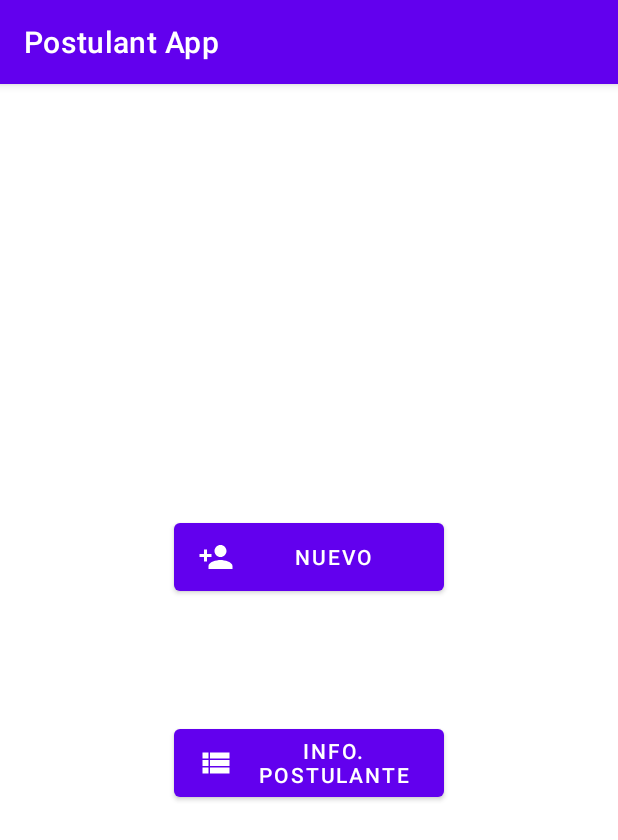
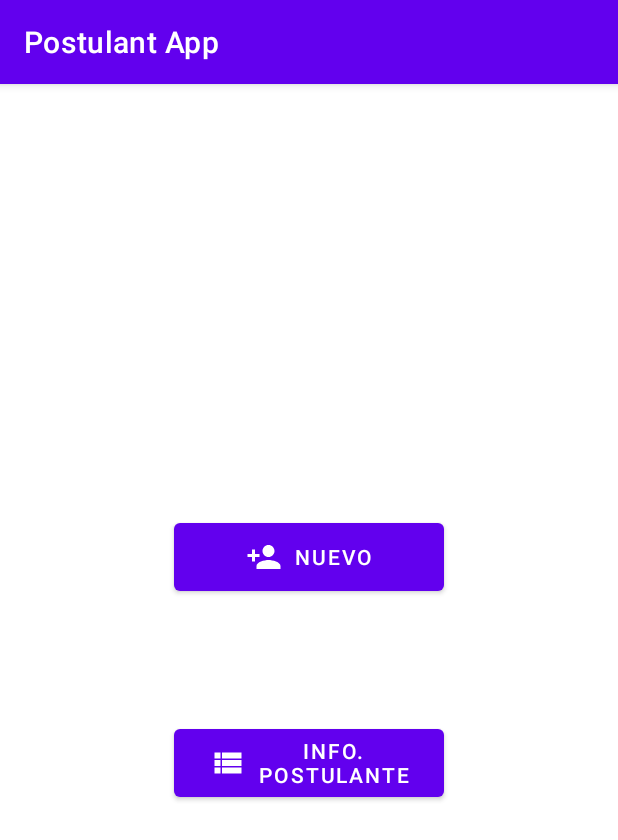
Before and after one commit to JoseAntonio98/IDNP-Course-Intent, an Android app: the MenuActivity screen opened directly, with no data from a screen before it, on a phone screen of 412 x 824 dp. Shown: the top 840 px of the screen. Run offline under Robolectric (Android 15) with nearby library versions, the phone set to English and light mode, and no system bars.

Commit message:
UPDATED some namespaces

```diff
--- a/app/src/main/res/layout/activity_menu.xml
+++ b/app/src/main/res/layout/activity_menu.xml
@@ -1,9 +1,12 @@
 <?xml version="1.0" encoding="utf-8"?>
 <LinearLayout xmlns:android="http://schemas.android.com/apk/res/android"
+    xmlns:app="http://schemas.android.com/apk/res-auto"
+    xmlns:tools="http://schemas.android.com/tools"
     android:layout_width="match_parent"
     android:layout_height="match_parent"
+    tools:context=".MenuActivity"
     android:orientation="vertical"
-    android:gravity="center">
+    android:gravity="center" >
 
     <Button
         android:id="@+id/button2"
@@ -12,7 +15,8 @@
         android:layout_marginBottom="80dp"
         android:onClick="goToPostulanteRegistroActivity"
         android:text="@string/button_label3"
-        android:drawableLeft="@drawable/ic_postulant_add" />
+        app:icon="@drawable/ic_postulant_add"
+        app:iconGravity="textStart"/>
 
     <Button
         android:id="@+id/button3"
@@ -20,6 +24,7 @@
         android:layout_height="57dp"
         android:onClick="goToPostulanteInfoActivity"
         android:text="@string/button_label2"
-        android:drawableLeft="@drawable/ic_postulant_view_info" />
+        app:icon="@drawable/ic_postulant_view_info"
+        app:iconGravity="textStart" />
 
 </LinearLayout>
--- a/app/src/main/res/layout/activity_postulant_info.xml
+++ b/app/src/main/res/layout/activity_postulant_info.xml
@@ -1,7 +1,10 @@
 <?xml version="1.0" encoding="utf-8"?>
 <LinearLayout xmlns:android="http://schemas.android.com/apk/res/android"
+    xmlns:app="http://schemas.android.com/apk/res-auto"
+    xmlns:tools="http://schemas.android.com/tools"
     android:layout_width="match_parent"
     android:layout_height="match_parent"
+    tools:context=".PostulantInfoActivity"
     android:orientation="vertical">
 
     <LinearLayout
@@ -31,7 +34,8 @@
             android:text="@string/button_search"
             android:textAllCaps="false"
             android:textSize="14sp"
-            android:drawableLeft="@drawable/ic_baseline_search"/>
+            app:icon="@drawable/ic_baseline_search"
+            app:iconGravity="textStart" />
 
     </LinearLayout>
 
```
Also changed, not shown: app/src/main/res/layout/activity_postulant_register.xml (+6 -2 lines).
